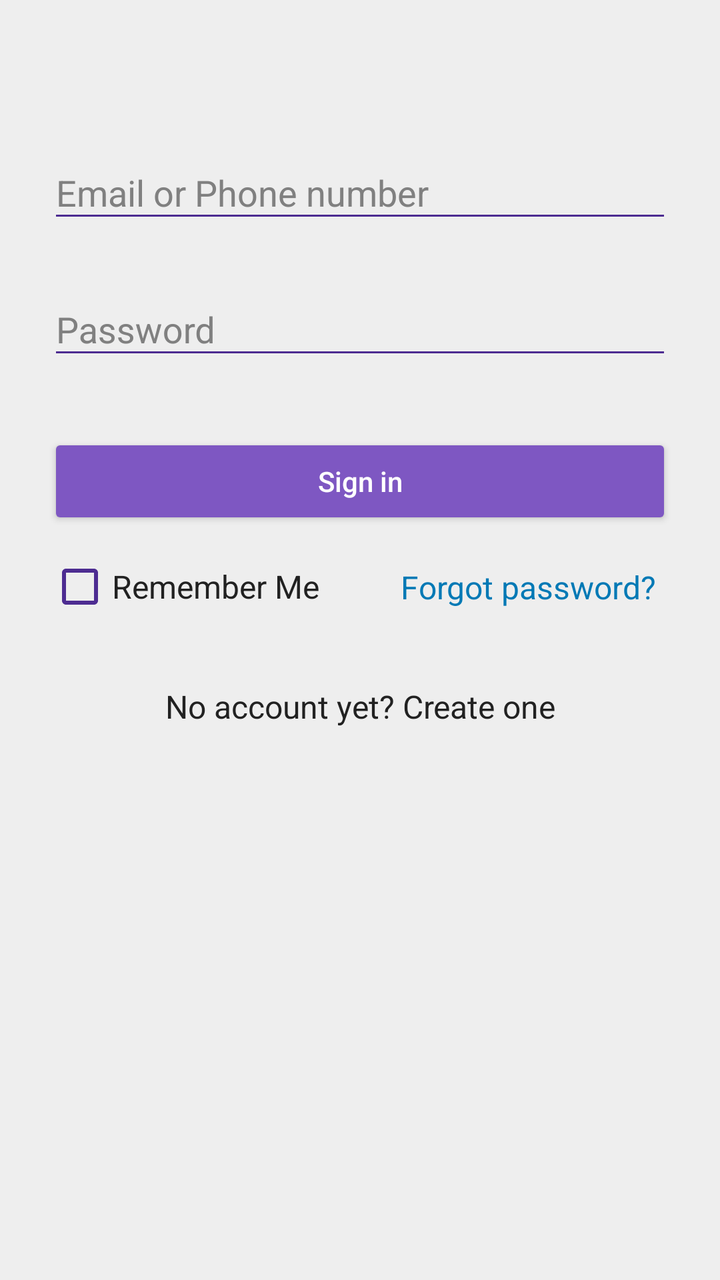
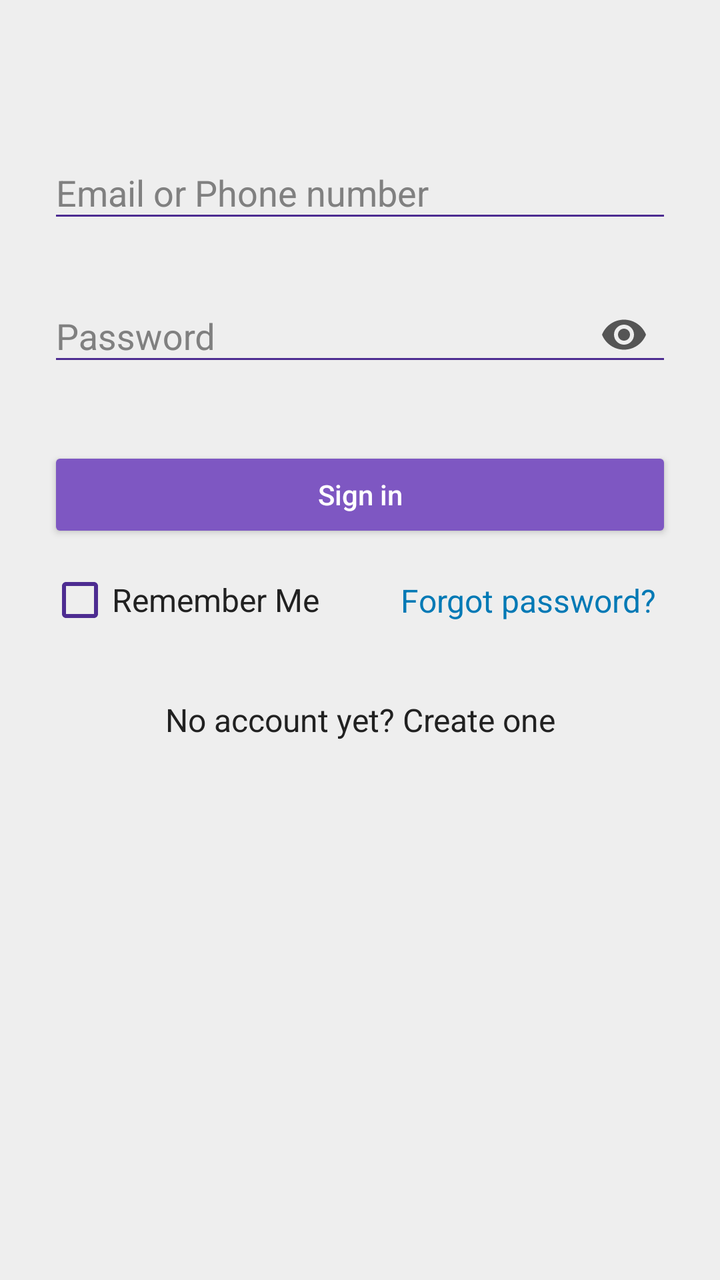

Before-and-after screenshots of an Android layout around one commit, followed by the original layout XML and the change that was made.
<!-- AndroidManifest.xml: activity theme AppTheme.Dark -->
<!-- res/layout/activity_sign_in.xml -->
<?xml version="1.0" encoding="utf-8"?>
<ScrollView xmlns:android="http://schemas.android.com/apk/res/android"
            android:layout_width="match_parent"
            android:layout_height="match_parent"
            android:fitsSystemWindows="true">

    <LinearLayout
        android:layout_width="match_parent"
        android:layout_height="wrap_content"
        android:focusable="true"
        android:focusableInTouchMode="true"
        android:orientation="vertical"
        android:paddingLeft="24dp"
        android:paddingRight="24dp"
        android:paddingTop="56dp">

        

        
        <com.google.android.material.textfield.TextInputLayout
            android:layout_width="match_parent"
            android:layout_height="wrap_content"
            android:layout_marginBottom="8dp"
            android:layout_marginTop="8dp">

            <EditText
                android:id="@+id/input_email"
                android:layout_width="match_parent"
                android:layout_height="wrap_content"
                android:hint="@string/hint_email_or_phone"
                android:inputType="textEmailAddress"/>
        </com.google.android.material.textfield.TextInputLayout>

        
        <com.google.android.material.textfield.TextInputLayout
            android:layout_width="match_parent"
            android:layout_height="wrap_content"
            android:layout_marginBottom="8dp"
            android:layout_marginTop="8dp">

            <EditText
                android:id="@+id/input_password"
                android:layout_width="match_parent"
                android:layout_height="wrap_content"
                android:hint="Password"
                android:inputType="textPassword"/>
        </com.google.android.material.textfield.TextInputLayout>

        <androidx.appcompat.widget.AppCompatButton
            android:id="@+id/btn_login"
            style="@style/buttonStyle"
            android:layout_width="match_parent"
            android:layout_height="wrap_content"
            android:layout_marginBottom="10dp"
            android:layout_marginTop="24dp"
            android:padding="12dp"
            android:text="Sign in"/>

        <LinearLayout
            android:layout_width="match_parent"
            android:layout_height="wrap_content"
            android:layout_marginBottom="30dp"
            android:gravity="center_vertical"
            android:orientation="horizontal">

            <CheckBox
                android:id="@+id/cbRememberMe"
                style="@style/checkboxStyle"
                android:layout_width="0dp"
                android:layout_height="wrap_content"
                android:layout_weight="1"
                android:text="Remember Me"
                android:textSize="@dimen/text_size_medium"/>

            <TextView
                android:id="@+id/link_forgot_password"
                android:layout_width="wrap_content"
                android:layout_height="wrap_content"
                android:background="?attr/selectableItemBackground"
                android:padding="8dp"
                android:text="@string/lbl_forgot_password_link"
                android:textColor="@color/primary_dark"
                android:textSize="@dimen/text_size_medium"/>
        </LinearLayout>

        <TextView
            android:id="@+id/link_signup"
            android:layout_width="match_parent"
            android:layout_height="wrap_content"
            android:layout_marginBottom="30dp"
            android:gravity="center"
            android:text="No account yet? Create one"
            android:textSize="@dimen/text_size_medium"/>

    </LinearLayout>
</ScrollView>
<!-- resources referenced by this layout -->
<resources>
  <color name="primary_dark">#0079b5</color>
  <dimen name="text_size_medium">16sp</dimen>
  <string name="hint_email_or_phone">Email or Phone number</string>
  <string name="lbl_forgot_password_link">Forgot password?</string>
  <style name="buttonStyle">
          <item name="android:textColor">@color/white</item>
      </style>
  <style name="checkboxStyle">
          <item name="android:textColor">@color/text_color_primary</item>
      </style>
  <style name="AppTheme.Dark" parent="Theme.AppCompat.NoActionBar">
          <item name="colorPrimary">@color/primary</item>
          <item name="colorPrimaryDark">@color/primary_dark</item>
          <item name="colorAccent">@color/colorAccent</item>
  
          <item name="android:windowBackground">@color/background</item>
          <item name="android:textColorPrimary">@color/text_color_primary</item>
          <item name="android:textColorSecondary">@color/text_color_secondary</item>
          <item name="android:textColor">@color/text_color_primary</item>
  
          <item name="colorControlNormal">@color/secondary_dark</item>
          <item name="colorControlActivated">@color/primary_dark</item>
          <item name="colorControlHighlight">@color/secondary_light</item>
          <item name="android:textColorHint">@color/gray</item>
  
          <item name="android:textAllCaps">false</item>
  
          <item name="colorButtonNormal">@color/secondary</item>
          <item name="android:colorButtonNormal">@color/secondary</item>
  
          
          <item name="dialogTheme">@style/AppTheme.Dialog.Custom</item>
          <item name="alertDialogTheme">@style/AppTheme.Dialog.Alert.Custom</item>
  
      </style>
  <color name="white">#ffffff</color>
  <color name="text_color_primary">#212121</color>
  <color name="primary">#00e5ff</color>
  <color name="colorAccent">@color/accent</color>
  <color name="background">#EEEEEE</color>
  <color name="text_color_secondary">#555555</color>
  <color name="secondary_dark">#4d2c91</color>
  <color name="secondary_light">#b085f5</color>
  <color name="gray">#808080</color>
  <color name="secondary">#7e57c2</color>
  <style name="AppTheme.Dialog.Custom" parent="Theme.AppCompat.Light.Dialog">
          <item name="colorPrimary">@color/primary</item>
          <item name="colorPrimaryDark">@color/primary_dark</item>
          <item name="colorAccent">@color/accent</item>
          <item name="android:textColorPrimary">@color/text_color_primary</item>
      </style>
  <style name="AppTheme.Dialog.Alert.Custom" parent="Theme.AppCompat.Light.Dialog.Alert">
          <item name="colorPrimary">@color/primary</item>
          <item name="colorPrimaryDark">@color/primary_dark</item>
          <item name="colorAccent">@color/accent</item>
          <item name="android:textColorPrimary">@color/text_color_primary</item>
      </style>
  <color name="accent">#FF4081</color>
</resources>

<!-- the commit's change to res/layout/activity_sign_in.xml (unified diff, before → after) -->
@@ -1,5 +1,6 @@
 <?xml version="1.0" encoding="utf-8"?>
 <ScrollView xmlns:android="http://schemas.android.com/apk/res/android"
+            xmlns:app="http://schemas.android.com/apk/res-auto"
             android:layout_width="match_parent"
             android:layout_height="match_parent"
             android:fitsSystemWindows="true">
@@ -18,6 +19,7 @@
 
         
         <com.google.android.material.textfield.TextInputLayout
+            android:id="@+id/til_email"
             android:layout_width="match_parent"
             android:layout_height="wrap_content"
             android:layout_marginBottom="8dp"
@@ -33,10 +35,14 @@
 
         
         <com.google.android.material.textfield.TextInputLayout
+            android:id="@+id/til_password"
             android:layout_width="match_parent"
             android:layout_height="wrap_content"
             android:layout_marginBottom="8dp"
-            android:layout_marginTop="8dp">
+            android:layout_marginTop="8dp"
+            app:endIconContentDescription="@string/lbl_show_password"
+            app:endIconMode="password_toggle"
+            app:endIconTint="@color/text_color_secondary">
 
             <EditText
                 android:id="@+id/input_password"
<!-- resource entries referenced after the edit -->
@@ -4,6 +4,7 @@
   <dimen name="text_size_medium">16sp</dimen>
   <string name="hint_email_or_phone">Email or Phone number</string>
   <string name="lbl_forgot_password_link">Forgot password?</string>
+  <string name="lbl_show_password">Show or hide the password</string>
   <style name="buttonStyle">
           <item name="android:textColor">@color/white</item>
       </style>
